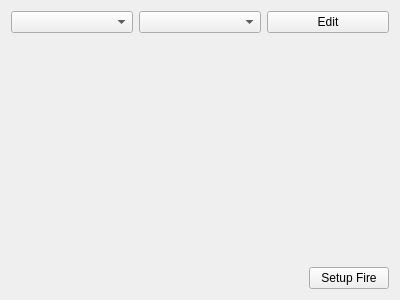
Before: the Qt Designer form ui/views/forms/StartWidget.ui in reilleya/RMTS-Software, drawn with Qt 5.
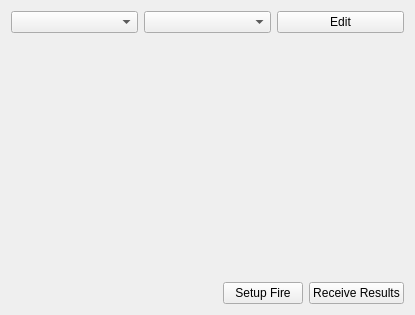
After: the same form once the commit is applied.

Patch:
```diff
--- a/ui/views/forms/StartWidget.ui
+++ b/ui/views/forms/StartWidget.ui
@@ -6,8 +6,8 @@
    <rect>
     <x>0</x>
     <y>0</y>
-    <width>400</width>
-    <height>300</height>
+    <width>415</width>
+    <height>315</height>
    </rect>
   </property>
   <property name="windowTitle">
@@ -66,6 +66,13 @@
        </property>
       </widget>
      </item>
+     <item>
+      <widget class="QPushButton" name="pushButtonResults">
+       <property name="text">
+        <string>Receive Results</string>
+       </property>
+      </widget>
+     </item>
     </layout>
    </item>
   </layout>
```
